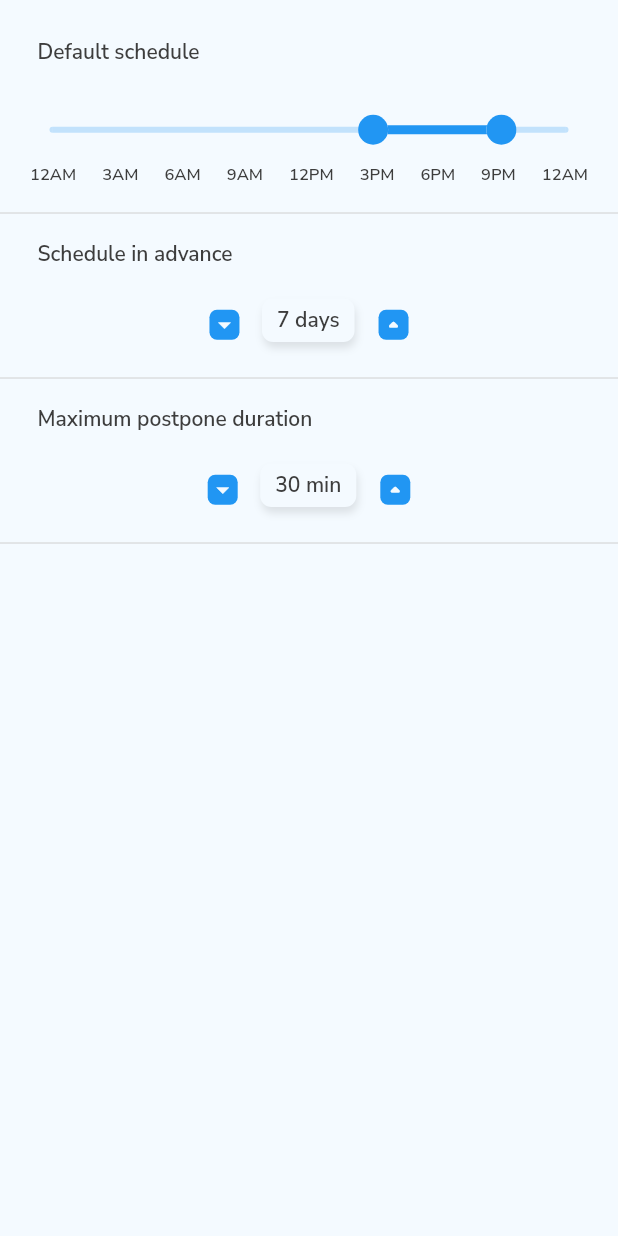
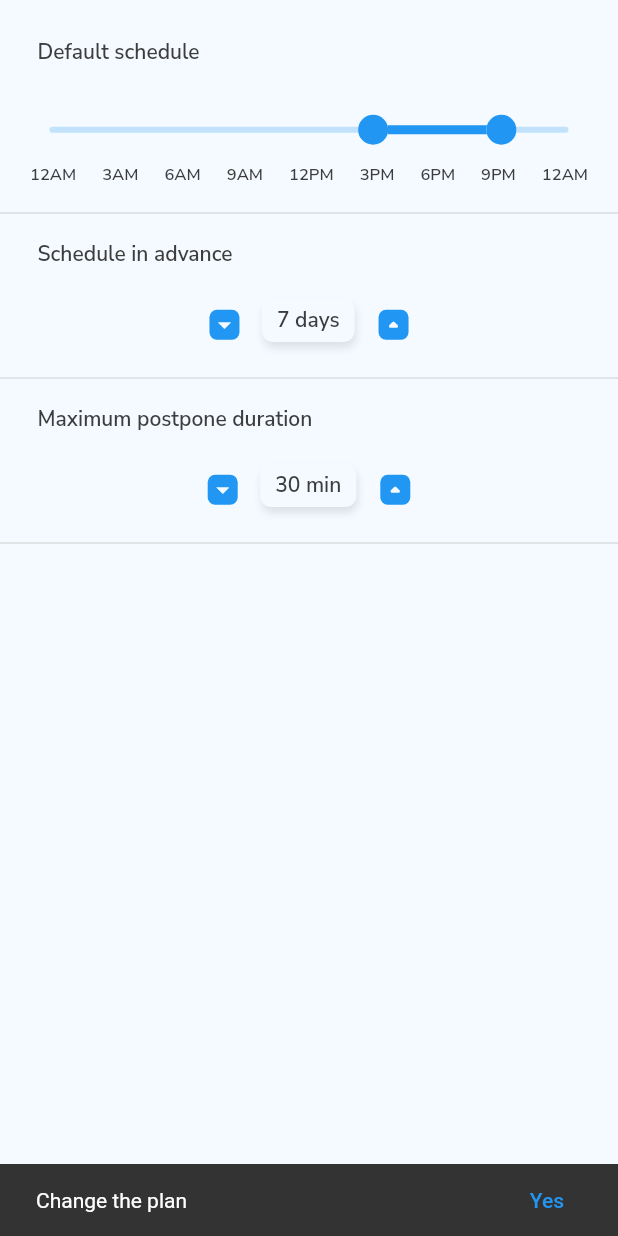
Before and after one commit to Adam-Mazur/Planner, a Flutter app: the Settings widget shown alone on an empty page, opened directly, after a tap on the "arrow drop down" icon, after a tap on the "arrow drop up" icon, on a phone screen of 412 x 824 dp. Run offline on Flutter 3.47's test engine with Material 2 defaults, Android fonts, the phone set to English and light mode, and no system bars; our stand-ins replace awesome_notifications, google_fonts; missing offline and left inert: drag_and_drop_lists, duration_picker.

Commit message:
Added change the plan snackbar

```diff
--- a/lib/misc/generate_plan.dart
+++ b/lib/misc/generate_plan.dart
@@ -1,3 +1,6 @@
+import 'package:planner/main.dart';
+import 'package:planner/misc/colors.dart';
+import 'package:planner/misc/fonts.dart';
 import 'package:planner/misc/notifications.dart';
 import 'package:planner/misc/calendar.dart';
 import 'package:planner/misc/get_data.dart';
@@ -271,7 +274,63 @@ List<CalendarData> generateRange(
 }
 
 
-Future<void> refreshPlan() async {
+Future<void> refreshPlan({bool dontAskForToday = false}) async {
+  bool changeThePlan = true;
+  bool changeForToday = true;
+
+  ScaffoldMessenger.of(MyApp.navigatorKey.currentContext!).showSnackBar(
+    SnackBar(
+      duration: const Duration(seconds: 5),
+      content: const Text("Change the plan"),
+      action: SnackBarAction(
+        label: "Yes",
+        onPressed: () async {
+          if (!dontAskForToday) {
+            await showDialog(
+              context: MyApp.navigatorKey.currentContext!,
+              builder: (context) => StatefulBuilder(
+                builder: (context, setState) => AlertDialog(
+                  backgroundColor: mainColor,
+                  title: Text("Change the plan", style: subtitleFont),
+                  content: const Text("Change the plan for today too?"),
+                  actions: [
+                    TextButton(
+                      onPressed: () {
+                        Navigator.pop(context);
+                      },
+                      child: const Text("Yes")
+                    ),
+                    TextButton(
+                      onPressed: () {
+                        setState(() {
+                          changeForToday = false;
+                        });
+                        Navigator.pop(context);
+                      },
+                      child: const Text("No")
+                    ),
+                    TextButton(
+                      onPressed: () {
+                        setState(() {
+                          changeThePlan = false;
+                        });
+                        Navigator.pop(context);
+                      },
+                      child: const Text("Cancel")
+                    ),
+                  ],
+                )
+              )
+            );
+          } else {
+            changeForToday = false;
+          }
+        },
+      ),
+    )
+  );
+
+  if (changeThePlan && !changeForToday) {
     var tempPlan = {...GetData.planData};
     Map<DateTime, List<CalendarData>> toRemove = {};
 
@@ -317,6 +376,11 @@ Future<void> refreshPlan() async {
       }
     }
     generatePlan();
+  } else if (changeThePlan && changeForToday) {
+    GetData.planData = {};
+    await LocalNotification.cancelAll();
+    generatePlan();
+  }
 }
 
 Future<void> refreshNotifications() async {
--- a/lib/settings.dart
+++ b/lib/settings.dart
@@ -1,3 +1,6 @@
+import 'dart:async';
+
+import 'package:planner/misc/generate_plan.dart';
 import 'package:planner/misc/multislider.dart';
 import 'package:planner/misc/get_data.dart';
 import 'package:planner/misc/colors.dart';
@@ -16,10 +19,40 @@ class _SettingsState extends State<Settings> with AutomaticKeepAliveClientMixin
   @override
   bool get wantKeepAlive => true;
 
+  DateTime? updateIn;
+  bool toUpdate = false;
+  bool disposeTimer = false;
+
+  // Disposing the timer, this solves a bug in which the timer was still running
+  // even when the widget was not in the widget tree, and flutter was throwing
+  // an exception
+  @override
+  void dispose() {
+    super.dispose();
+    disposeTimer = true;
+  }
 
   @override
   Widget build(BuildContext context) {
     super.build(context);
+
+    Timer.periodic(
+      const Duration(seconds: 1),
+      (timer) async {
+        if(disposeTimer) {
+          timer.cancel();
+          return;
+        }
+        if(updateIn != null && updateIn!.isBefore(DateTime.now())) {
+          refreshPlan(dontAskForToday: true);
+          updateIn = null;
+        }
+        if(toUpdate) {
+          await refreshPlan(dontAskForToday: true);
+          toUpdate = false;
+        }
+      }
+    );
 
     return Container(
       color: mainColor,
@@ -44,6 +77,9 @@ class _SettingsState extends State<Settings> with AutomaticKeepAliveClientMixin
                     GetData.settingsDefaultSchedule = values;
                   });
                 }
+                setState(() {
+                  updateIn = DateTime.now().add(const Duration(seconds: 1));
+                });
               },
               color: secondaryColor,
               horizontalPadding: 0,
@@ -110,6 +146,11 @@ class _SettingsState extends State<Settings> with AutomaticKeepAliveClientMixin
                           GetData.settingsScheduleInAdvance -= 1;
                         });
                       }
+                      if(!toUpdate) {
+                        setState(() {
+                          toUpdate = true;
+                        });
+                      }
                     },
                     borderRadius: BorderRadius.circular(5),
                     child: SizedBox(
@@ -153,6 +194,11 @@ class _SettingsState extends State<Settings> with AutomaticKeepAliveClientMixin
                       if (GetData.settingsScheduleInAdvance < 100) {
                         setState(() {
                           GetData.settingsScheduleInAdvance += 1;
+                        });
+                      }
+                      if(!toUpdate) {
+                        setState(() {
+                          toUpdate = true;
                         });
                       }
                     },
--- a/lib/tasks.dart
+++ b/lib/tasks.dart
@@ -263,7 +263,7 @@ class _TasksState extends State<Tasks> with AutomaticKeepAliveClientMixin {
     refreshPlan();
   }
 
-  void add(DragAndDropItem item, int importance){
+  void add(DragAndDropItem item, int importance) {
     setState(() {
       contents[contents.length - 1 - importance].children.add(item);
     });
```
Also changed, not shown: lib/add_tasks.dart (+7 -6 lines). Lines whose indentation alone changed are shown as unchanged.
